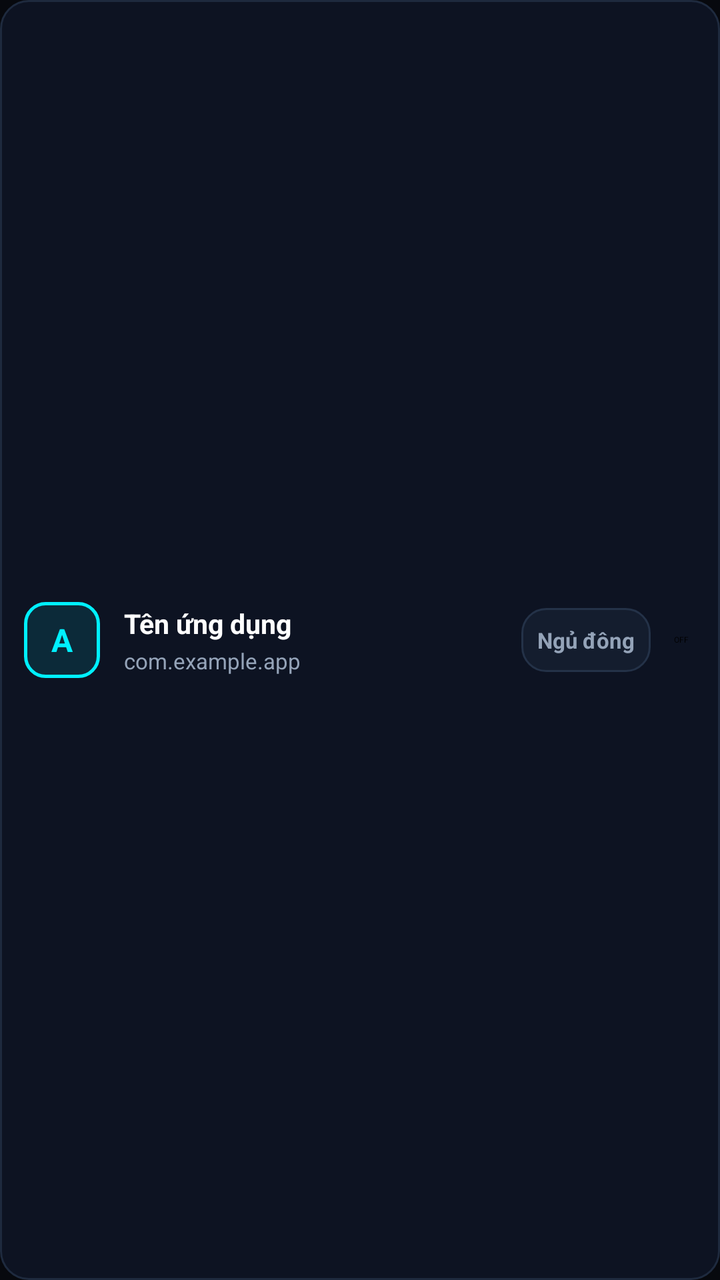
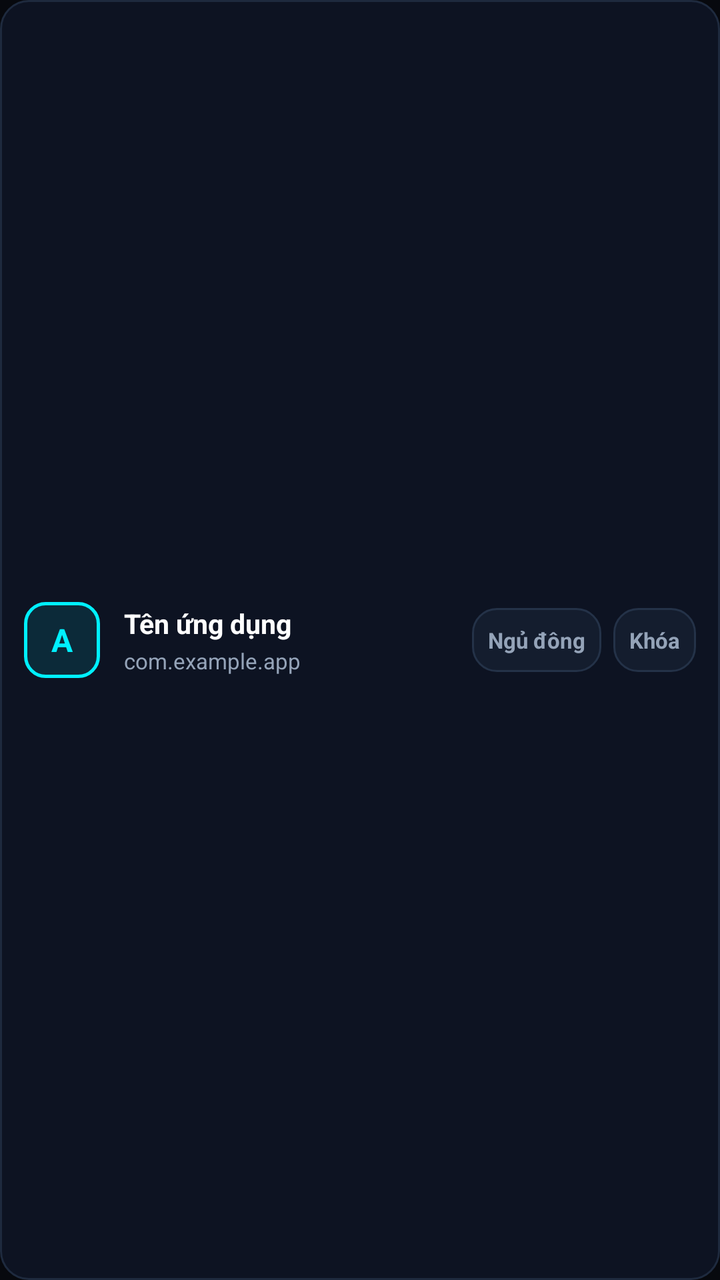

Compare the two renders of this Android layout. The source of the first and the diff that turns it into the second are given below.
<!-- AndroidManifest.xml: application theme AppTheme -->
<!-- res/layout/app_list_item.xml -->
<?xml version="1.0" encoding="utf-8"?>
<LinearLayout xmlns:android="http://schemas.android.com/apk/res/android"
    android:layout_width="match_parent"
    android:layout_height="wrap_content"
    android:orientation="horizontal"
    android:gravity="center_vertical"
    android:padding="12dp"
    android:layout_marginBottom="6dp"
    android:background="@drawable/bg_card_bento">

    
    <TextView
        android:id="@+id/app_avatar"
        android:layout_width="38dp"
        android:layout_height="38dp"
        android:gravity="center"
        android:background="@drawable/bg_chip_pill_active"
        android:textColor="#00F0FF"
        android:textSize="16sp"
        android:textStyle="bold"
        android:text="A" />

    
    <LinearLayout
        android:layout_width="0dp"
        android:layout_height="wrap_content"
        android:layout_weight="1"
        android:orientation="vertical"
        android:layout_marginStart="12dp"
        android:layout_marginEnd="8dp">

        <TextView
            android:id="@+id/app_name"
            android:layout_width="wrap_content"
            android:layout_height="wrap_content"
            android:textColor="#FFFFFF"
            android:textSize="13.5sp"
            android:textStyle="bold"
            android:maxLines="1"
            android:ellipsize="end"
            android:text="Tên ứng dụng" />

        <TextView
            android:id="@+id/app_package"
            android:layout_width="wrap_content"
            android:layout_height="wrap_content"
            android:textColor="#94A3B8"
            android:textSize="11sp"
            android:maxLines="1"
            android:ellipsize="end"
            android:layout_marginTop="2dp"
            android:text="com.example.app" />
    </LinearLayout>

    
    <Button
        android:id="@+id/btn_hibernate"
        android:layout_width="wrap_content"
        android:layout_height="32dp"
        android:background="@drawable/bg_btn_secondary"
        android:textColor="#94A3B8"
        android:textSize="11sp"
        android:textStyle="bold"
        android:paddingStart="8dp"
        android:paddingEnd="8dp"
        android:layout_marginEnd="8dp"
        android:text="Ngủ đông" />

    
    <Switch
        android:id="@+id/switch_whitelist"
        android:layout_width="wrap_content"
        android:layout_height="wrap_content" />

</LinearLayout>
<!-- resources referenced by this layout -->
<resources>
  <!-- drawable bg_btn_secondary (drawable) -->
  <?xml version="1.0" encoding="utf-8"?>
  <ripple xmlns:android="http://schemas.android.com/apk/res/android"
      android:color="#2000F0FF">
      <item>
          <shape android:shape="rectangle">
              <solid android:color="#141D2E" />
              <corners android:radius="12dp" />
              <stroke android:width="1dp" android:color="#243248" />
          </shape>
      </item>
  </ripple>
  <!-- drawable bg_card_bento (drawable) -->
  <?xml version="1.0" encoding="utf-8"?>
  <shape xmlns:android="http://schemas.android.com/apk/res/android"
      android:shape="rectangle">
      <solid android:color="#0D1322" />
      <corners android:radius="14dp" />
      <stroke android:width="1dp" android:color="#1E2A3E" />
  </shape>
  <!-- drawable bg_chip_pill_active (drawable) -->
  <?xml version="1.0" encoding="utf-8"?>
  <shape xmlns:android="http://schemas.android.com/apk/res/android"
      android:shape="rectangle">
      <solid android:color="#1A00F0FF" />
      <corners android:radius="10dp" />
      <stroke android:width="1.5dp" android:color="#00F0FF" />
  </shape>
  <style name="AppTheme" parent="@android:style/Theme.NoTitleBar">
          <item name="android:windowBackground">@color/background</item>
          <item name="android:statusBarColor">#07090E</item>
          <item name="android:navigationBarColor">#07090E</item>
      </style>
  <color name="background">#07090E</color>
</resources>

<!-- the commit's change to res/layout/app_list_item.xml (unified diff, before → after) -->
@@ -9,16 +9,29 @@
     android:background="@drawable/bg_card_bento">
 
     
-    <TextView
-        android:id="@+id/app_avatar"
+    <FrameLayout
         android:layout_width="38dp"
-        android:layout_height="38dp"
-        android:gravity="center"
-        android:background="@drawable/bg_chip_pill_active"
-        android:textColor="#00F0FF"
-        android:textSize="16sp"
-        android:textStyle="bold"
-        android:text="A" />
+        android:layout_height="38dp">
+
+        <ImageView
+            android:id="@+id/app_icon"
+            android:layout_width="38dp"
+            android:layout_height="38dp"
+            android:scaleType="fitCenter"
+            android:visibility="gone"
+            android:contentDescription="@string/app_name" />
+
+        <TextView
+            android:id="@+id/app_avatar"
+            android:layout_width="38dp"
+            android:layout_height="38dp"
+            android:gravity="center"
+            android:background="@drawable/bg_chip_pill_active"
+            android:textColor="#00F0FF"
+            android:textSize="16sp"
+            android:textStyle="bold"
+            android:text="A" />
+    </FrameLayout>
 
     
     <LinearLayout
@@ -53,23 +66,32 @@
     </LinearLayout>
 
     
-    <Button
+    <TextView
         android:id="@+id/btn_hibernate"
         android:layout_width="wrap_content"
         android:layout_height="32dp"
+        android:gravity="center"
         android:background="@drawable/bg_btn_secondary"
         android:textColor="#94A3B8"
         android:textSize="11sp"
         android:textStyle="bold"
         android:paddingStart="8dp"
         android:paddingEnd="8dp"
-        android:layout_marginEnd="8dp"
+        android:layout_marginEnd="6dp"
         android:text="Ngủ đông" />
 
     
-    <Switch
-        android:id="@+id/switch_whitelist"
+    <TextView
+        android:id="@+id/btn_whitelist"
         android:layout_width="wrap_content"
-        android:layout_height="wrap_content" />
+        android:layout_height="32dp"
+        android:gravity="center"
+        android:background="@drawable/bg_btn_secondary"
+        android:textColor="#94A3B8"
+        android:textSize="11sp"
+        android:textStyle="bold"
+        android:paddingStart="8dp"
+        android:paddingEnd="8dp"
+        android:text="Khóa" />
 
 </LinearLayout>
<!-- resource entries referenced after the edit -->
@@ -28,6 +28,7 @@
       <corners android:radius="10dp" />
       <stroke android:width="1.5dp" android:color="#00F0FF" />
   </shape>
+  <string name="app_name">Z-RAM Purger Extreme</string>
   <style name="AppTheme" parent="@android:style/Theme.NoTitleBar">
           <item name="android:windowBackground">@color/background</item>
           <item name="android:statusBarColor">#07090E</item>
